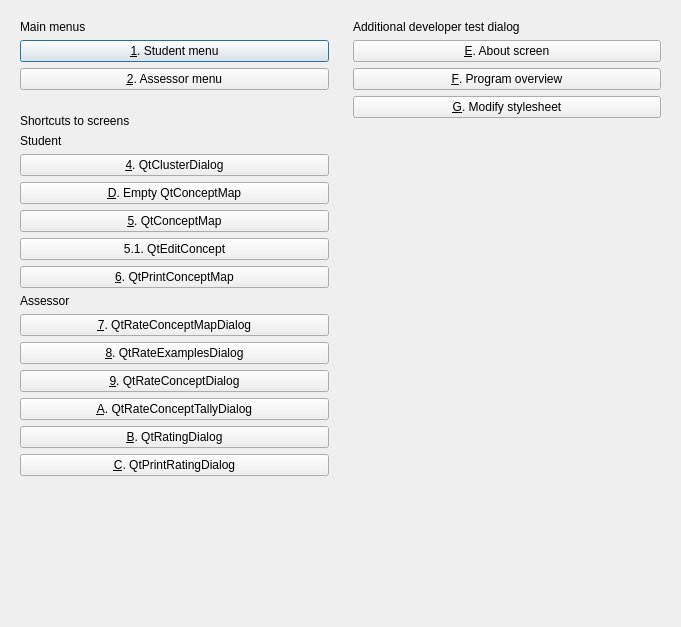
Old version of the form qtbrainweavermenudialog.ui in the repository richelbilderbeek/BrainWeaver.
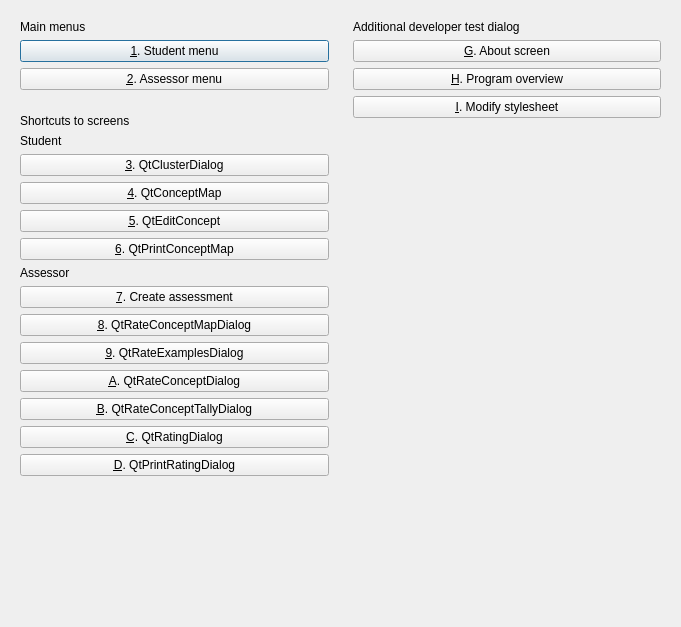
New version of the form. Icons and pictures are not drawn.

Commit message: Add score threshold to Assessor dialog for #144

The edit to the form file:
```diff
--- a/qtbrainweavermenudialog.ui
+++ b/qtbrainweavermenudialog.ui
@@ -61,7 +61,7 @@
       <item>
        <widget class="QPushButton" name="button_about">
         <property name="text">
-         <string>&amp;E. About screen</string>
+         <string>&amp;G. About screen</string>
         </property>
        </widget>
       </item>
@@ -71,7 +71,7 @@
          <bool>true</bool>
         </property>
         <property name="text">
-         <string>&amp;F. Program overview</string>
+         <string>&amp;H. Program overview</string>
         </property>
         <property name="default">
          <bool>false</bool>
@@ -81,7 +81,7 @@
       <item>
        <widget class="QPushButton" name="button_modify_stylesheet">
         <property name="text">
-         <string>&amp;G. Modify stylesheet</string>
+         <string>&amp;I. Modify stylesheet</string>
         </property>
        </widget>
       </item>
@@ -121,28 +121,21 @@
       <item>
        <widget class="QPushButton" name="button_test_cluster">
         <property name="text">
-         <string>&amp;4. QtClusterDialog</string>
-        </property>
-       </widget>
-      </item>
-      <item>
-       <widget class="QPushButton" name="button_empty_qtconceptmap">
-        <property name="text">
-         <string>&amp;D. Empty QtConceptMap</string>
+         <string>&amp;3. QtClusterDialog</string>
         </property>
        </widget>
       </item>
       <item>
        <widget class="QPushButton" name="button_edit_conceptmap">
         <property name="text">
-         <string>&amp;5. QtConceptMap</string>
+         <string>&amp;4. QtConceptMap</string>
         </property>
        </widget>
       </item>
       <item>
        <widget class="QPushButton" name="button_edit_concept">
         <property name="text">
-         <string>5.1. QtEditConcept</string>
+         <string>&amp;5. QtEditConcept</string>
         </property>
        </widget>
       </item>
@@ -160,45 +153,52 @@
         </property>
        </widget>
       </item>
+      <item>
+       <widget class="QPushButton" name="button_create_assessment">
+        <property name="text">
+         <string>&amp;7. Create assessment</string>
+        </property>
+       </widget>
+      </item>
       <item>
        <widget class="QPushButton" name="button_rate_concept_map">
         <property name="text">
-         <string>&amp;7. QtRateConceptMapDialog</string>
+         <string>&amp;8. QtRateConceptMapDialog</string>
         </property>
        </widget>
       </item>
       <item>
        <widget class="QPushButton" name="button_rate_examples">
         <property name="text">
-         <string>&amp;8. QtRateExamplesDialog</string>
+         <string>&amp;9. QtRateExamplesDialog</string>
         </property>
        </widget>
       </item>
       <item>
        <widget class="QPushButton" name="button_rate_concept">
         <property name="text">
-         <string>&amp;9. QtRateConceptDialog</string>
+         <string>&amp;A. QtRateConceptDialog</string>
         </property>
        </widget>
       </item>
       <item>
        <widget class="QPushButton" name="button_rate_concept_auto">
         <property name="text">
-         <string>&amp;A. QtRateConceptTallyDialog</string>
+         <string>&amp;B. QtRateConceptTallyDialog</string>
         </property>
        </widget>
       </item>
       <item>
        <widget class="QPushButton" name="button_rating">
         <property name="text">
-         <string>&amp;B. QtRatingDialog</string>
+         <string>&amp;C. QtRatingDialog</string>
         </property>
        </widget>
       </item>
       <item>
        <widget class="QPushButton" name="button_print_rating">
         <property name="text">
-         <string>&amp;C. QtPrintRatingDialog</string>
+         <string>&amp;D. QtPrintRatingDialog</string>
         </property>
        </widget>
       </item>
```
The commit also changes 9 other files.
